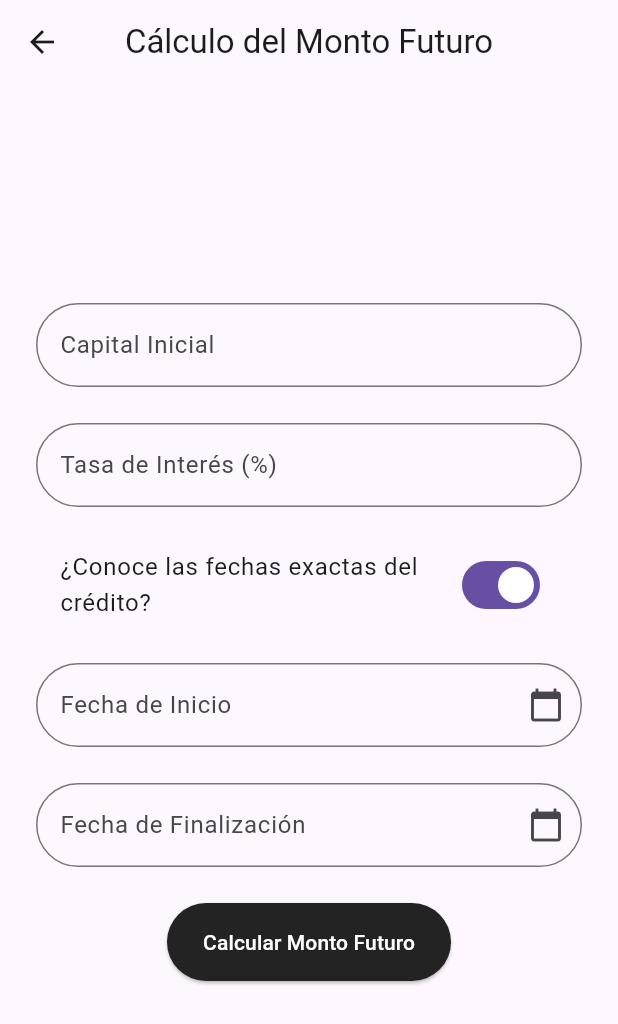
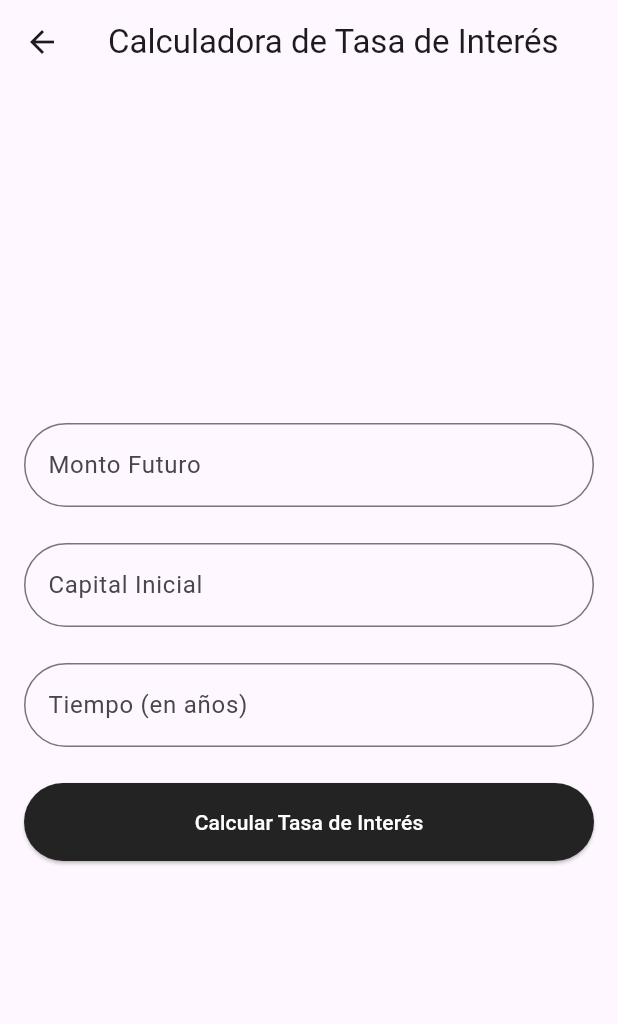
Before and after one commit to leowader/Proyecto-Ing-Economica, a Flutter app: the screen it shows after launch, after a tap on "Tasa Interes", on a phone screen of 412 x 824 dp. Shown: the top 1024 px of the screen. Run offline on Flutter 3.47's test engine with Material 3 defaults, Android fonts, the phone set to English and light mode, and no system bars; network calls fail.

Commit message:
tasa de interes ok

```diff
--- a/lib/routes/routes.dart
+++ b/lib/routes/routes.dart
@@ -3,6 +3,7 @@ import 'package:ingeconomica/screens/home_screen.dart';
 import 'package:ingeconomica/screens/login.dart';
 import 'package:ingeconomica/screens/register.dart';
 import 'package:ingeconomica/screens/simple/view/simple_forms.dart';
+import 'package:ingeconomica/screens/simple/view/simple_interes.dart';
 import 'package:ingeconomica/screens/simple/view/simple_view.dart';
 
 var routes = <String, WidgetBuilder>{
@@ -11,4 +12,5 @@ var routes = <String, WidgetBuilder>{
   "/register": (_) => const Register(),
   "/simple": (_) => const SimpleView(),
   "/simple/form": (_) => const SimpleForms(),
+    "/simple/interes": (_) =>  SimpleInteres(),
 };
--- a/lib/screens/simple/services/interes_calculator.dart
+++ b/lib/screens/simple/services/interes_calculator.dart
@@ -1,5 +1,5 @@
 import 'package:intl/intl.dart';
-
+import 'dart:math';
 class InterestCalculator {
   double calculateFutureAmount({
     required double capital,
@@ -9,6 +9,20 @@ class InterestCalculator {
   }) {
     final double time = endDate.difference(startDate).inDays / 365;
     return capital * (1 + (rate / 100) * time);
+  }
+
+ double calculateInterestRate({
+    required double futureAmount,
+    required double capital,
+    required DateTime startDate,
+    required DateTime endDate,
+  }) {
+    final int days = endDate.difference(startDate).inDays;
+    final double periodInYears = days / 365.0;
+
+    double rate = (pow(futureAmount / capital, 1 / periodInYears) - 1) * 100;
+
+    return rate;
   }
 
   String formatNumber(double number) {
--- a/lib/screens/simple/view/simple_forms.dart
+++ b/lib/screens/simple/view/simple_forms.dart
@@ -200,15 +200,19 @@ class _SimpleFormsState extends State<SimpleForms> {
                 ),
               ],
               const SizedBox(height: 24),
-              ElevatedButton(
-                onPressed: _calculateFutureAmount,
-                style: ElevatedButton.styleFrom(
-                  padding: const EdgeInsets.symmetric(vertical: 16, horizontal: 24),
-                  backgroundColor: const Color(0xFF232323),
-                  foregroundColor: Colors.white,
+               SizedBox(
+                width: double.infinity,
+                child: ElevatedButton(
+                  onPressed: _calculateFutureAmount,
+                  style: ElevatedButton.styleFrom(
+                    padding: const EdgeInsets.symmetric(vertical: 16),
+                    backgroundColor: const Color(0xFF232323),
+                    foregroundColor: Colors.white,
+                  ),
+                  child: const Text("Calcular Monto Futuro"),
                 ),
-                child: const Text("Calcular Monto Futuro"),
               ),
+
               const SizedBox(height: 24),
               if (_futureAmount != null)
                 Text(
--- /dev/null
+++ b/lib/screens/simple/view/simple_interes.dart
@@ -0,0 +1,129 @@
+import 'package:flutter/material.dart';
+import 'dart:math';
+
+class SimpleInteres extends StatefulWidget {
+  const SimpleInteres({super.key});
+
+  @override
+  // ignore: library_private_types_in_public_api
+  _SimpleInteresState createState() => _SimpleInteresState();
+}
+
+class _SimpleInteresState extends State<SimpleInteres> {
+  final _futureAmountController = TextEditingController();
+  final _initialCapitalController = TextEditingController();
+  final _timeController = TextEditingController();
+  double? _interestRate;
+
+  void _calculateInterestRate() {
+    final futureAmount = double.tryParse(_futureAmountController.text);
+    final initialCapital = double.tryParse(_initialCapitalController.text);
+    final time = double.tryParse(_timeController.text);
+
+    if (futureAmount != null &&
+        initialCapital != null &&
+        time != null &&
+        time != 0) {
+      final rate = (pow(futureAmount / initialCapital, 1 / time) - 1) * 100;
+      setState(() {
+        _interestRate = rate as double?;
+      });
+    } else {
+      setState(() {
+        _interestRate = null;
+      });
+    }
+  }
+
+  @override
+  Widget build(BuildContext context) {
+    return Scaffold(
+      appBar: AppBar(
+        title: const Text('Calculadora de Tasa de Interés'),
+      ),
+      body: Center(
+        child: Padding(
+          padding: const EdgeInsets.all(16.0),
+          child: Column(
+            mainAxisSize: MainAxisSize.min,
+            children: [
+              _buildTextField(_futureAmountController, 'Monto Futuro'),
+              const SizedBox(height: 24),
+              _buildTextField(_initialCapitalController, 'Capital Inicial'),
+              const SizedBox(height: 24),
+              _buildTextField(_timeController, 'Tiempo (en años)'),
+              const SizedBox(height: 24),
+              SizedBox(
+                width: double.infinity,
+                child: ElevatedButton(
+                  onPressed: _calculateInterestRate,
+                  style: ElevatedButton.styleFrom(
+                    padding: const EdgeInsets.symmetric(vertical: 16),
+                    backgroundColor: const Color(0xFF232323),
+                    foregroundColor: Colors.white,
+                  ),
+                  child: const Text("Calcular Tasa de Interés"),
+                ),
+              ),
+              const SizedBox(height: 24),
+              if (_interestRate != null)
+                SizedBox(
+                  width: double.infinity,
+                  child: Align(
+                    alignment: Alignment.center,
+                    child: Container(
+                      padding: const EdgeInsets.all(16.0),
+                      child: Card(
+                        color: const Color.fromARGB(255, 255, 255, 255),
+                        elevation: 5,
+                        shape: RoundedRectangleBorder(
+                          borderRadius: BorderRadius.circular(20),
+                        ),
+                        child: Padding(
+                          padding: const EdgeInsets.all(16),
+                          child: Row(
+                            mainAxisSize: MainAxisSize.max,
+                            children: [
+                              const Icon(
+                                Icons.monetization_on,
+                                color: Color(0xFF232323),
+                                size: 36,
+                              ),
+                              const SizedBox(width: 12),
+                              Expanded(
+                                child: Text(
+                                  'Tasa de Interés: ${_interestRate!.toStringAsFixed(2)}%',
+                                  style: const TextStyle(
+                                    fontSize: 18,
+                                    color: Color(0xFF232323),
+                                    fontWeight: FontWeight.bold,
+                                  ),
+                                ),
+                              ),
+                            ],
+                          ),
+                        ),
+                      ),
+                    ),
+                  ),
+                ),
+            ],
+          ),
+        ),
+      ),
+    );
+  }
+
+  Widget _buildTextField(TextEditingController controller, String label) {
+    return TextField(
+      controller: controller,
+      decoration: InputDecoration(
+        labelText: label,
+        border: OutlineInputBorder(
+          borderRadius: BorderRadius.circular(30.0),
+        ),
+      ),
+      keyboardType: TextInputType.number,
+    );
+  }
+}
--- a/lib/screens/simple/view/simple_view.dart
+++ b/lib/screens/simple/view/simple_view.dart
@@ -43,7 +43,7 @@ class SimpleView extends StatelessWidget {
                 width: 250,
                 child: ElevatedButton.icon(
                   onPressed: () {
-                    Navigator.pushNamed(context, "/simple/form");
+                    Navigator.pushNamed(context, "/simple/interes");
                   },
                   icon: const Icon(Icons.account_balance),
                   label: const Text("Tasa Interes"),
```
